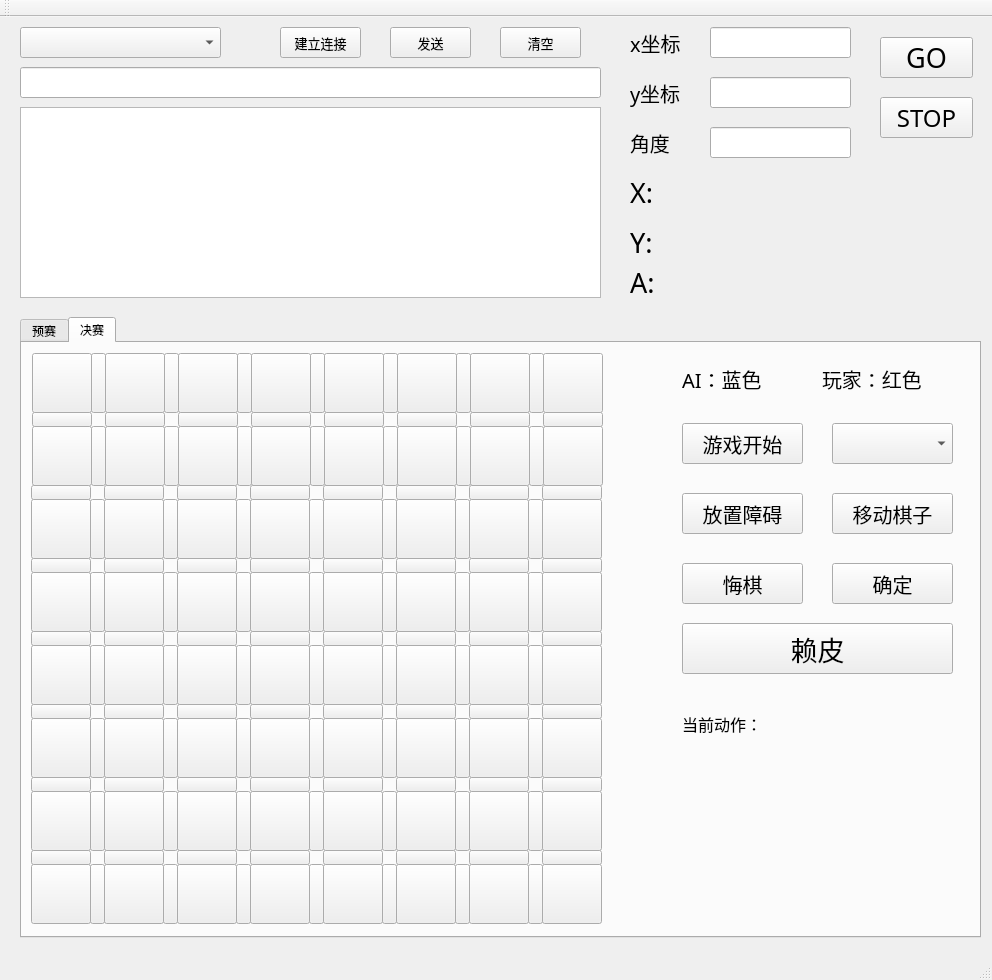
Before: the Qt Designer form mainwindow.ui in lizhaojie8475/smartcar, drawn with Qt 5.
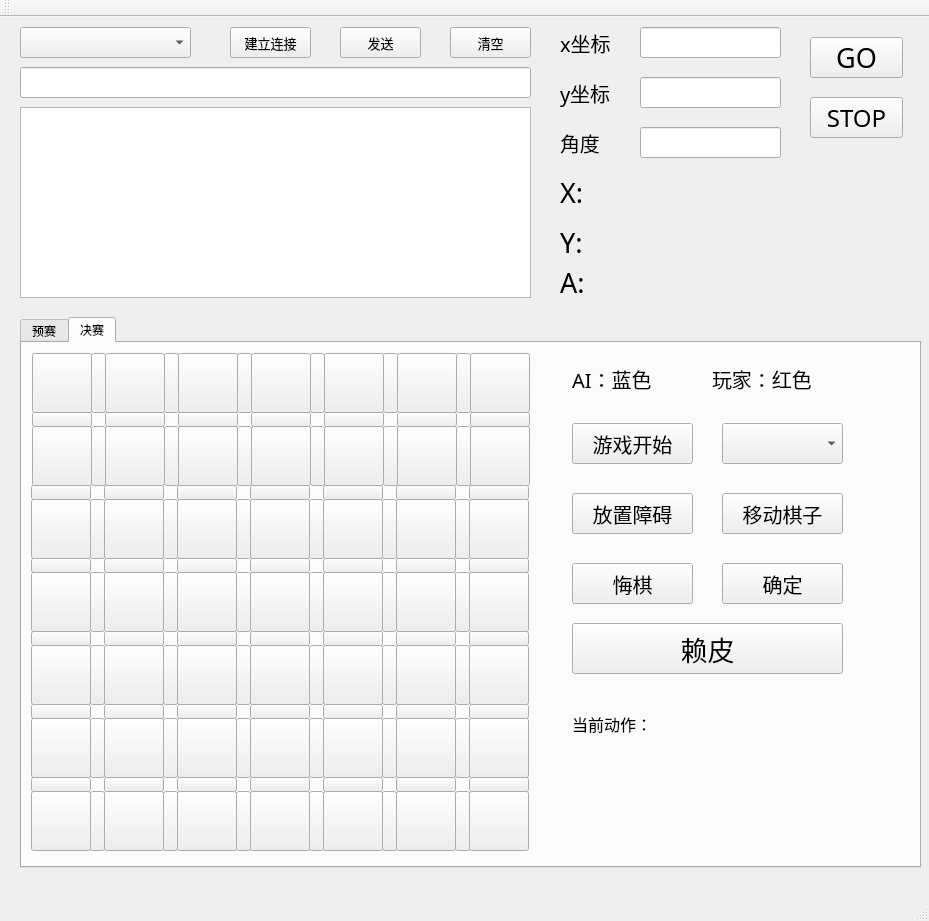
After: the same form once the commit is applied.

Patch:
```diff
--- a/mainwindow.ui
+++ b/mainwindow.ui
@@ -6,8 +6,8 @@
    <rect>
     <x>0</x>
     <y>0</y>
-    <width>992</width>
-    <height>980</height>
+    <width>929</width>
+    <height>921</height>
    </rect>
   </property>
   <property name="windowTitle">
@@ -19,7 +19,7 @@
      <rect>
       <x>20</x>
       <y>50</y>
-      <width>581</width>
+      <width>511</width>
       <height>31</height>
      </rect>
     </property>
@@ -29,7 +29,7 @@
      <rect>
       <x>20</x>
       <y>10</y>
-      <width>201</width>
+      <width>171</width>
       <height>31</height>
      </rect>
     </property>
@@ -37,7 +37,7 @@
    <widget class="QPushButton" name="connect">
     <property name="geometry">
      <rect>
-      <x>280</x>
+      <x>230</x>
       <y>10</y>
       <width>81</width>
       <height>31</height>
@@ -56,7 +56,7 @@
    <widget class="QPushButton" name="send">
     <property name="geometry">
      <rect>
-      <x>390</x>
+      <x>340</x>
       <y>10</y>
       <width>81</width>
       <height>31</height>
@@ -75,7 +75,7 @@
    <widget class="QPushButton" name="clear">
     <property name="geometry">
      <rect>
-      <x>500</x>
+      <x>450</x>
       <y>10</y>
       <width>81</width>
       <height>31</height>
@@ -96,7 +96,7 @@
      <rect>
       <x>20</x>
       <y>90</y>
-      <width>581</width>
+      <width>511</width>
       <height>191</height>
      </rect>
     </property>
@@ -104,7 +104,7 @@
    <widget class="QLabel" name="label">
     <property name="geometry">
      <rect>
-      <x>630</x>
+      <x>560</x>
       <y>10</y>
       <width>71</width>
       <height>31</height>
@@ -123,7 +123,7 @@
    <widget class="QLabel" name="label_2">
     <property name="geometry">
      <rect>
-      <x>630</x>
+      <x>560</x>
       <y>60</y>
       <width>71</width>
       <height>31</height>
@@ -142,7 +142,7 @@
    <widget class="QLabel" name="label_3">
     <property name="geometry">
      <rect>
-      <x>630</x>
+      <x>560</x>
       <y>110</y>
       <width>71</width>
       <height>31</height>
@@ -161,7 +161,7 @@
    <widget class="QLineEdit" name="x_line">
     <property name="geometry">
      <rect>
-      <x>710</x>
+      <x>640</x>
       <y>10</y>
       <width>141</width>
       <height>31</height>
@@ -171,7 +171,7 @@
    <widget class="QLineEdit" name="y_line">
     <property name="geometry">
      <rect>
-      <x>710</x>
+      <x>640</x>
       <y>60</y>
       <width>141</width>
       <height>31</height>
@@ -181,7 +181,7 @@
    <widget class="QLineEdit" name="a_line">
     <property name="geometry">
      <rect>
-      <x>710</x>
+      <x>640</x>
       <y>110</y>
       <width>141</width>
       <height>31</height>
@@ -191,7 +191,7 @@
    <widget class="QPushButton" name="pushButton">
     <property name="geometry">
      <rect>
-      <x>880</x>
+      <x>810</x>
       <y>20</y>
       <width>93</width>
       <height>41</height>
@@ -210,7 +210,7 @@
    <widget class="QPushButton" name="pushButton_2">
     <property name="geometry">
      <rect>
-      <x>880</x>
+      <x>810</x>
       <y>80</y>
       <width>93</width>
       <height>41</height>
@@ -229,7 +229,7 @@
    <widget class="QLabel" name="label_4">
     <property name="geometry">
      <rect>
-      <x>630</x>
+      <x>560</x>
       <y>160</y>
       <width>41</width>
       <height>31</height>
@@ -248,7 +248,7 @@
    <widget class="QLabel" name="x_label">
     <property name="geometry">
      <rect>
-      <x>690</x>
+      <x>620</x>
       <y>160</y>
       <width>291</width>
       <height>31</height>
@@ -267,7 +267,7 @@
    <widget class="QLabel" name="y_label">
     <property name="geometry">
      <rect>
-      <x>690</x>
+      <x>620</x>
       <y>210</y>
       <width>291</width>
       <height>31</height>
@@ -286,7 +286,7 @@
    <widget class="QLabel" name="label_5">
     <property name="geometry">
      <rect>
-      <x>630</x>
+      <x>560</x>
       <y>210</y>
       <width>41</width>
       <height>31</height>
@@ -305,7 +305,7 @@
    <widget class="QLabel" name="a_label">
     <property name="geometry">
      <rect>
-      <x>690</x>
+      <x>620</x>
       <y>250</y>
       <width>291</width>
       <height>31</height>
@@ -327,7 +327,7 @@
    <widget class="QLabel" name="label_6">
     <property name="geometry">
      <rect>
-      <x>630</x>
+      <x>560</x>
       <y>250</y>
       <width>41</width>
       <height>31</height>
@@ -348,8 +348,8 @@
      <rect>
       <x>20</x>
       <y>300</y>
-      <width>961</width>
-      <height>621</height>
+      <width>901</width>
+      <height>551</height>
      </rect>
     </property>
     <property name="styleSheet">
@@ -1578,22 +1578,6 @@
        <string/>
       </property>
      </widget>
-     <widget class="QPushButton" name="btn18_2">
-      <property name="geometry">
-       <rect>
-        <x>521</x>
-        <y>10</y>
-        <width>60</width>
-        <height>60</height>
-       </rect>
-      </property>
-      <property name="cursor">
-       <cursorShape>PointingHandCursor</cursorShape>
-      </property>
-      <property name="text">
-       <string/>
-      </property>
-     </widget>
      <widget class="QPushButton" name="btn15_2">
       <property name="geometry">
        <rect>
@@ -1610,22 +1594,6 @@
        <string/>
       </property>
      </widget>
-     <widget class="QPushButton" name="btn28_2">
-      <property name="geometry">
-       <rect>
-        <x>521</x>
-        <y>83</y>
-        <width>60</width>
-        <height>60</height>
-       </rect>
-      </property>
-      <property name="cursor">
-       <cursorShape>PointingHandCursor</cursorShape>
-      </property>
-      <property name="text">
-       <string/>
-      </property>
-     </widget>
      <widget class="QPushButton" name="btn11_2">
       <property name="geometry">
        <rect>
@@ -1718,7 +1686,7 @@
      <widget class="QLabel" name="label_7">
       <property name="geometry">
        <rect>
-        <x>660</x>
+        <x>550</x>
         <y>10</y>
         <width>101</width>
         <height>51</height>
@@ -1737,7 +1705,7 @@
      <widget class="QLabel" name="label_8">
       <property name="geometry">
        <rect>
-        <x>800</x>
+        <x>690</x>
         <y>10</y>
         <width>131</width>
         <height>51</height>
@@ -1756,7 +1724,7 @@
      <widget class="QPushButton" name="obstacle">
       <property name="geometry">
        <rect>
-        <x>660</x>
+        <x>550</x>
         <y>150</y>
         <width>121</width>
         <height>41</height>
@@ -1781,7 +1749,7 @@
      <widget class="QPushButton" name="move">
       <property name="geometry">
        <rect>
-        <x>810</x>
+        <x>700</x>
         <y>150</y>
         <width>121</width>
         <height>41</height>
@@ -1806,7 +1774,7 @@
      <widget class="QLabel" name="explain">
       <property name="geometry">
        <rect>
-        <x>660</x>
+        <x>550</x>
         <y>360</y>
         <width>261</width>
         <height>41</height>
@@ -1825,7 +1793,7 @@
      <widget class="QPushButton" name="gamestart">
       <property name="geometry">
        <rect>
-        <x>660</x>
+        <x>550</x>
         <y>80</y>
         <width>121</width>
         <height>41</height>
@@ -1847,7 +1815,7 @@
      <widget class="QComboBox" name="first_last">
       <property name="geometry">
        <rect>
-        <x>810</x>
+        <x>700</x>
         <y>80</y>
         <width>121</width>
         <height>41</height>
@@ -1863,7 +1831,7 @@
      <widget class="QPushButton" name="regret">
       <property name="geometry">
        <rect>
-        <x>660</x>
+        <x>550</x>
         <y>220</y>
         <width>121</width>
         <height>41</height>
@@ -1888,7 +1856,7 @@
      <widget class="QPushButton" name="sure">
       <property name="geometry">
        <rect>
-        <x>810</x>
+        <x>700</x>
         <y>220</y>
         <width>121</width>
         <height>41</height>
@@ -2009,38 +1977,6 @@
        <string/>
       </property>
      </widget>
-     <widget class="QPushButton" name="obs170">
-      <property name="geometry">
-       <rect>
-        <x>507</x>
-        <y>10</y>
-        <width>15</width>
-        <height>60</height>
-       </rect>
-      </property>
-      <property name="cursor">
-       <cursorShape>PointingHandCursor</cursorShape>
-      </property>
-      <property name="text">
-       <string/>
-      </property>
-     </widget>
-     <widget class="QPushButton" name="obs270">
-      <property name="geometry">
-       <rect>
-        <x>507</x>
-        <y>83</y>
-        <width>15</width>
-        <height>60</height>
-       </rect>
-      </property>
-      <property name="cursor">
-       <cursorShape>PointingHandCursor</cursorShape>
-      </property>
-      <property name="text">
-       <string/>
-      </property>
-     </widget>
      <widget class="QPushButton" name="obs260">
       <property name="geometry">
        <rect>
@@ -2252,38 +2188,6 @@
        <string/>
       </property>
      </widget>
-     <widget class="QPushButton" name="obs811">
-      <property name="geometry">
-       <rect>
-        <x>521</x>
-        <y>69</y>
-        <width>60</width>
-        <height>15</height>
-       </rect>
-      </property>
-      <property name="cursor">
-       <cursorShape>PointingHandCursor</cursorShape>
-      </property>
-      <property name="text">
-       <string/>
-      </property>
-     </widget>
-     <widget class="QPushButton" name="btn38_2">
-      <property name="geometry">
-       <rect>
-        <x>520</x>
-        <y>156</y>
-        <width>60</width>
-        <height>60</height>
-       </rect>
-      </property>
-      <property name="cursor">
-       <cursorShape>PointingHandCursor</cursorShape>
-      </property>
-      <property name="text">
-       <string/>
-      </property>
-     </widget>
      <widget class="QPushButton" name="btn35_2">
       <property name="geometry">
        <rect>
@@ -2364,22 +2268,6 @@
        <string/>
       </property>
      </widget>
-     <widget class="QPushButton" name="obs821">
-      <property name="geometry">
-       <rect>
-        <x>520</x>
-        <y>142</y>
-        <width>60</width>
-        <height>15</height>
-       </rect>
-      </property>
-      <property name="cursor">
-       <cursorShape>PointingHandCursor</cursorShape>
-      </property>
-      <property name="text">
-       <string/>
-      </property>
-     </widget>
      <widget class="QPushButton" name="obs221">
       <property name="geometry">
        <rect>
@@ -2412,22 +2300,6 @@
        <string/>
       </property>
      </widget>
-     <widget class="QPushButton" name="obs370">
-      <property name="geometry">
-       <rect>
-        <x>506</x>
-        <y>156</y>
-        <width>15</width>
-        <height>60</height>
-       </rect>
-      </property>
-      <property name="cursor">
-       <cursorShape>PointingHandCursor</cursorShape>
-      </property>
-      <property name="text">
-       <string/>
-      </property>
-     </widget>
      <widget class="QPushButton" name="obs621">
       <property name="geometry">
        <rect>
@@ -2639,22 +2511,6 @@
        <string/>
       </property>
      </widget>
-     <widget class="QPushButton" name="obs831">
-      <property name="geometry">
-       <rect>
-        <x>520</x>
-        <y>215</y>
-        <width>60</width>
-        <height>15</height>
-       </rect>
-      </property>
-      <property name="cursor">
-       <cursorShape>PointingHandCursor</cursorShape>
-      </property>
-      <property name="text">
-       <string/>
-      </property>
-     </widget>
      <widget class="QPushButton" name="obs331">
       <property name="geometry">
        <rect>
@@ -2767,22 +2623,6 @@
        <string/>
       </property>
      </widget>
-     <widget class="QPushButton" name="obs841">
-      <property name="geometry">
-       <rect>
-        <x>520</x>
-        <y>288</y>
-        <width>60</width>
-        <height>15</height>
-       </rect>
-      </property>
-      <property name="cursor">
-       <cursorShape>PointingHandCursor</cursorShape>
-      </property>
-      <property name="text">
-       <string/>
-      </property>
-     </widget>
      <widget class="QPushButton" name="obs241">
       <property name="geometry">
        <rect>
@@ -2895,22 +2735,6 @@
        <string/>
       </property>
      </widget>
-     <widget class="QPushButton" name="obs851">
-      <property name="geometry">
-       <rect>
-        <x>520</x>
-        <y>361</y>
-        <width>60</width>
-        <height>15</height>
-       </rect>
-      </property>
-      <property name="cursor">
-       <cursorShape>PointingHandCursor</cursorShape>
-      </property>
-      <property name="text">
-       <string/>
-      </property>
-     </widget>
      <widget class="QPushButton" name="obs151">
       <property name="geometry">
        <rect>
@@ -3023,22 +2847,6 @@
        <string/>
       </property>
      </widget>
-     <widget class="QPushButton" name="obs861">
-      <property name="geometry">
-       <rect>
-        <x>520</x>
-        <y>434</y>
-        <width>60</width>
-        <height>15</height>
-       </rect>
-      </property>
-      <property name="cursor">
-       <cursorShape>PointingHandCursor</cursorShape>
-      </property>
-      <property name="text">
-       <string/>
-      </property>
-     </widget>
      <widget class="QPushButton" name="obs261">
       <property name="geometry">
        <rect>
@@ -3151,150 +2959,6 @@
        <string/>
       </property>
      </widget>
-     <widget class="QPushButton" name="obs871">
-      <property name="geometry">
-       <rect>
-        <x>520</x>
-        <y>507</y>
-        <width>60</width>
-        <height>15</height>
-       </rect>
-      </property>
-      <property name="cursor">
-       <cursorShape>PointingHandCursor</cursorShape>
-      </property>
-      <property name="text">
-       <string/>
-      </property>
-     </widget>
-     <widget class="QPushButton" name="obs671">
-      <property name="geometry">
-       <rect>
-        <x>374</x>
-        <y>507</y>
-        <width>60</width>
-        <height>15</height>
-       </rect>
-      </property>
-      <property name="cursor">
-       <cursorShape>PointingHandCursor</cursorShape>
-      </property>
-      <property name="text">
-       <string/>
-      </property>
-     </widget>
-     <widget class="QPushButton" name="obs171">
-      <property name="geometry">
-       <rect>
-        <x>9</x>
-        <y>507</y>
-        <width>60</width>
-        <height>15</height>
-       </rect>
-      </property>
-      <property name="cursor">
-       <cursorShape>PointingHandCursor</cursorShape>
-      </property>
-      <property name="text">
-       <string/>
-      </property>
-     </widget>
-     <widget class="QPushButton" name="obs771">
-      <property name="geometry">
-       <rect>
-        <x>447</x>
-        <y>507</y>
-        <width>60</width>
-        <height>15</height>
-       </rect>
-      </property>
-      <property name="cursor">
-       <cursorShape>PointingHandCursor</cursorShape>
-      </property>
-      <property name="text">
-       <string/>
-      </property>
-     </widget>
-     <widget class="QPushButton" name="obs571">
-      <property name="geometry">
-       <rect>
-        <x>301</x>
-        <y>507</y>
-        <width>60</width>
-        <height>15</height>
-       </rect>
-      </property>
-      <property name="cursor">
-       <cursorShape>PointingHandCursor</cursorShape>
-      </property>
-      <property name="text">
-       <string/>
-      </property>
-     </widget>
-     <widget class="QPushButton" name="obs271">
-      <property name="geometry">
-       <rect>
-        <x>82</x>
-        <y>507</y>
-        <width>60</width>
-        <height>15</height>
-       </rect>
-      </property>
-      <property name="cursor">
-       <cursorShape>PointingHandCursor</cursorShape>
-      </property>
-      <property name="text">
-       <string/>
-      </property>
-     </widget>
-     <widget class="QPushButton" name="obs371">
-      <property name="geometry">
-       <rect>
-        <x>155</x>
-        <y>507</y>
-        <width>60</width>
-        <height>15</height>
-       </rect>
-      </property>
-      <property name="cursor">
-       <cursorShape>PointingHandCursor</cursorShape>
-      </property>
-      <property name="text">
-       <string/>
-      </property>
-     </widget>
-     <widget class="QPushButton" name="obs471">
-      <property name="geometry">
-       <rect>
-        <x>228</x>
-        <y>507</y>
-        <width>60</width>
-        <height>15</height>
-       </rect>
-      </property>
-      <property name="cursor">
-       <cursorShape>PointingHandCursor</cursorShape>
-      </property>
-      <property name="text">
-       <string/>
-      </property>
-     </widget>
-     <widget class="QPushButton" name="btn48_2">
-      <property name="geometry">
-       <rect>
-        <x>520</x>
-        <y>229</y>
-        <width>60</width>
-        <height>60</height>
-       </rect>
-      </property>
-      <property name="cursor">
-       <cursorShape>PointingHandCursor</cursorShape>
-      </property>
-      <property name="text">
-       <string/>
-      </property>
-     </widget>
      <widget class="QPushButton" name="obs430">
       <property name="geometry">
        <rect>
@@ -3490,22 +3154,6 @@
        <string/>
       </property>
      </widget>
-     <widget class="QPushButton" name="obs470">
-      <property name="geometry">
-       <rect>
-        <x>506</x>
-        <y>229</y>
-        <width>15</width>
-        <height>60</height>
-       </rect>
-      </property>
-      <property name="cursor">
-       <cursorShape>PointingHandCursor</cursorShape>
-      </property>
-      <property name="text">
-       <string/>
-      </property>
-     </widget>
      <widget class="QPushButton" name="obs420">
       <property name="geometry">
        <rect>
@@ -3522,22 +3170,6 @@
        <string/>
       </property>
      </widget>
-     <widget class="QPushButton" name="btn58_2">
-      <property name="geometry">
-       <rect>
-        <x>520</x>
-        <y>302</y>
-        <width>60</width>
-        <height>60</height>
-       </rect>
-      </property>
-      <property name="cursor">
-       <cursorShape>PointingHandCursor</cursorShape>
-      </property>
-      <property name="text">
-       <string/>
-      </property>
-     </widget>
      <widget class="QPushButton" name="btn55_2">
       <property name="geometry">
        <rect>
@@ -3602,22 +3234,6 @@
        <string/>
       </property>
      </widget>
-     <widget class="QPushButton" name="obs570">
-      <property name="geometry">
-       <rect>
-        <x>506</x>
-        <y>302</y>
-        <width>15</width>
-        <height>60</height>
-       </rect>
-      </property>
-      <property name="cursor">
-       <cursorShape>PointingHandCursor</cursorShape>
-      </property>
-      <property name="text">
-       <string/>
-      </property>
-     </widget>
      <widget class="QPushButton" name="btn53_2">
       <property name="geometry">
        <rect>
@@ -3765,22 +3381,6 @@
        <string/>
       </property>
      </widget>
-     <widget class="QPushButton" name="btn68_2">
-      <property name="geometry">
-       <rect>
-        <x>520</x>
-        <y>375</y>
-        <width>60</width>
-        <height>60</height>
-       </rect>
-      </property>
-      <property name="cursor">
-       <cursorShape>PointingHandCursor</cursorShape>
-      </property>
-      <property name="text">
-       <string/>
-      </property>
-     </widget>
      <widget class="QPushButton" name="btn62_2">
       <property name="geometry">
        <rect>
@@ -3909,22 +3509,6 @@
        <string/>
       </property>
      </widget>
-     <widget class="QPushButton" name="obs670">
-      <property name="geometry">
-       <rect>
-        <x>506</x>
-        <y>375</y>
-        <width>15</width>
-        <height>60</height>
-       </rect>
-      </property>
-      <property name="cursor">
-       <cursorShape>PointingHandCursor</cursorShape>
-      </property>
-      <property name="text">
-       <string/>
-      </property>
-     </widget>
      <widget class="QPushButton" name="btn63_2">
       <property name="geometry">
        <rect>
@@ -4008,22 +3592,6 @@
        <string/>
       </property>
      </widget>
-     <widget class="QPushButton" name="btn78_2">
-      <property name="geometry">
-       <rect>
-        <x>520</x>
-        <y>448</y>
-        <width>60</width>
-        <height>60</height>
-       </rect>
-      </property>
-      <property name="cursor">
-       <cursorShape>PointingHandCursor</cursorShape>
-      </property>
-      <property name="text">
-       <string/>
-      </property>
-     </widget>
      <widget class="QPushButton" name="obs720">
       <property name="geometry">
        <rect>
@@ -4056,22 +3624,6 @@
        <string/>
       </property>
      </widget>
-     <widget class="QPushButton" name="obs770">
-      <property name="geometry">
-       <rect>
-        <x>506</x>
-        <y>448</y>
-        <width>15</width>
-        <height>60</height>
-       </rect>
-      </property>
-      <property name="cursor">
-       <cursorShape>PointingHandCursor</cursorShape>
-      </property>
-      <property name="text">
-       <string/>
-      </property>
-     </widget>
      <widget class="QPushButton" name="btn75_2">
       <property name="geometry">
        <rect>
@@ -4251,253 +3803,10 @@
        <string/>
       </property>
      </widget>
-     <widget class="QPushButton" name="btn88_2">
-      <property name="geometry">
-       <rect>
-        <x>520</x>
-        <y>521</y>
-        <width>60</width>
-        <height>60</height>
-       </rect>
-      </property>
-      <property name="cursor">
-       <cursorShape>PointingHandCursor</cursorShape>
-      </property>
-      <property name="text">
-       <string/>
-      </property>
-     </widget>
-     <widget class="QPushButton" name="btn81_2">
-      <property name="geometry">
-       <rect>
-        <x>9</x>
-        <y>521</y>
-        <width>60</width>
-        <height>60</height>
-       </rect>
-      </property>
-      <property name="cursor">
-       <cursorShape>PointingHandCursor</cursorShape>
-      </property>
-      <property name="styleSheet">
-       <string notr="true"/>
-      </property>
-      <property name="text">
-       <string/>
-      </property>
-     </widget>
-     <widget class="QPushButton" name="btn84_2">
-      <property name="geometry">
-       <rect>
-        <x>228</x>
-        <y>521</y>
-        <width>60</width>
-        <height>60</height>
-       </rect>
-      </property>
-      <property name="cursor">
-       <cursorShape>PointingHandCursor</cursorShape>
-      </property>
-      <property name="text">
-       <string/>
-      </property>
-     </widget>
-     <widget class="QPushButton" name="obs860">
-      <property name="geometry">
-       <rect>
-        <x>433</x>
-        <y>521</y>
-        <width>15</width>
-        <height>60</height>
-       </rect>
-      </property>
-      <property name="cursor">
-       <cursorShape>PointingHandCursor</cursorShape>
-      </property>
-      <property name="text">
-       <string/>
-      </property>
-     </widget>
-     <widget class="QPushButton" name="obs810">
-      <property name="geometry">
-       <rect>
-        <x>68</x>
-        <y>521</y>
-        <width>15</width>
-        <height>60</height>
-       </rect>
-      </property>
-      <property name="cursor">
-       <cursorShape>PointingHandCursor</cursorShape>
-      </property>
-      <property name="text">
-       <string/>
-      </property>
-     </widget>
-     <widget class="QPushButton" name="btn82_2">
-      <property name="geometry">
-       <rect>
-        <x>82</x>
-        <y>521</y>
-        <width>60</width>
-        <height>60</height>
-       </rect>
-      </property>
-      <property name="cursor">
-       <cursorShape>PointingHandCursor</cursorShape>
-      </property>
-      <property name="text">
-       <string/>
-      </property>
-     </widget>
-     <widget class="QPushButton" name="btn86_2">
-      <property name="geometry">
-       <rect>
-        <x>374</x>
-        <y>521</y>
-        <width>60</width>
-        <height>60</height>
-       </rect>
-      </property>
-      <property name="cursor">
-       <cursorShape>PointingHandCursor</cursorShape>
-      </property>
-      <property name="text">
-       <string/>
-      </property>
-     </widget>
-     <widget class="QPushButton" name="obs870">
-      <property name="geometry">
-       <rect>
-        <x>506</x>
-        <y>521</y>
-        <width>15</width>
-        <height>60</height>
-       </rect>
-      </property>
-      <property name="cursor">
-       <cursorShape>PointingHandCursor</cursorShape>
-      </property>
-      <property name="text">
-       <string/>
-      </property>
-     </widget>
-     <widget class="QPushButton" name="obs820">
-      <property name="geometry">
-       <rect>
-        <x>141</x>
-        <y>521</y>
-        <width>15</width>
-        <height>60</height>
-       </rect>
-      </property>
-      <property name="cursor">
-       <cursorShape>PointingHandCursor</cursorShape>
-      </property>
-      <property name="text">
-       <string/>
-      </property>
-     </widget>
-     <widget class="QPushButton" name="btn83_2">
-      <property name="geometry">
-       <rect>
-        <x>155</x>
-        <y>521</y>
-        <width>60</width>
-        <height>60</height>
-       </rect>
-      </property>
-      <property name="cursor">
-       <cursorShape>PointingHandCursor</cursorShape>
-      </property>
-      <property name="text">
-       <string/>
-      </property>
-     </widget>
-     <widget class="QPushButton" name="obs830">
-      <property name="geometry">
-       <rect>
-        <x>214</x>
-        <y>521</y>
-        <width>15</width>
-        <height>60</height>
-       </rect>
-      </property>
-      <property name="cursor">
-       <cursorShape>PointingHandCursor</cursorShape>
-      </property>
-      <property name="text">
-       <string/>
-      </property>
-     </widget>
-     <widget class="QPushButton" name="btn87_2">
-      <property name="geometry">
-       <rect>
-        <x>447</x>
-        <y>521</y>
-        <width>60</width>
-        <height>60</height>
-       </rect>
-      </property>
-      <property name="cursor">
-       <cursorShape>PointingHandCursor</cursorShape>
-      </property>
-      <property name="text">
-       <string/>
-      </property>
-     </widget>
-     <widget class="QPushButton" name="obs840">
-      <property name="geometry">
-       <rect>
-        <x>287</x>
-        <y>521</y>
-        <width>15</width>
-        <height>60</height>
-       </rect>
-      </property>
-      <property name="cursor">
-       <cursorShape>PointingHandCursor</cursorShape>
-      </property>
-      <property name="text">
-       <string/>
-      </property>
-     </widget>
-     <widget class="QPushButton" name="btn85_2">
-      <property name="geometry">
-       <rect>
-        <x>301</x>
-        <y>521</y>
-        <width>60</width>
-        <height>60</height>
-       </rect>
-      </property>
-      <property name="cursor">
-       <cursorShape>PointingHandCursor</cursorShape>
-      </property>
-      <property name="text">
-       <string/>
-      </property>
-     </widget>
-     <widget class="QPushButton" name="obs850">
-      <property name="geometry">
-       <rect>
-        <x>360</x>
-        <y>521</y>
-        <width>15</width>
-        <height>60</height>
-       </rect>
-      </property>
-      <property name="cursor">
-       <cursorShape>PointingHandCursor</cursorShape>
-      </property>
-      <property name="text">
-       <string/>
-      </property>
-     </widget>
      <widget class="QPushButton" name="big_regret">
       <property name="geometry">
        <rect>
-        <x>660</x>
+        <x>550</x>
         <y>280</y>
         <width>271</width>
         <height>51</height>
```
Left out of the diff: 2 changed lines with no effect on the pictures.
